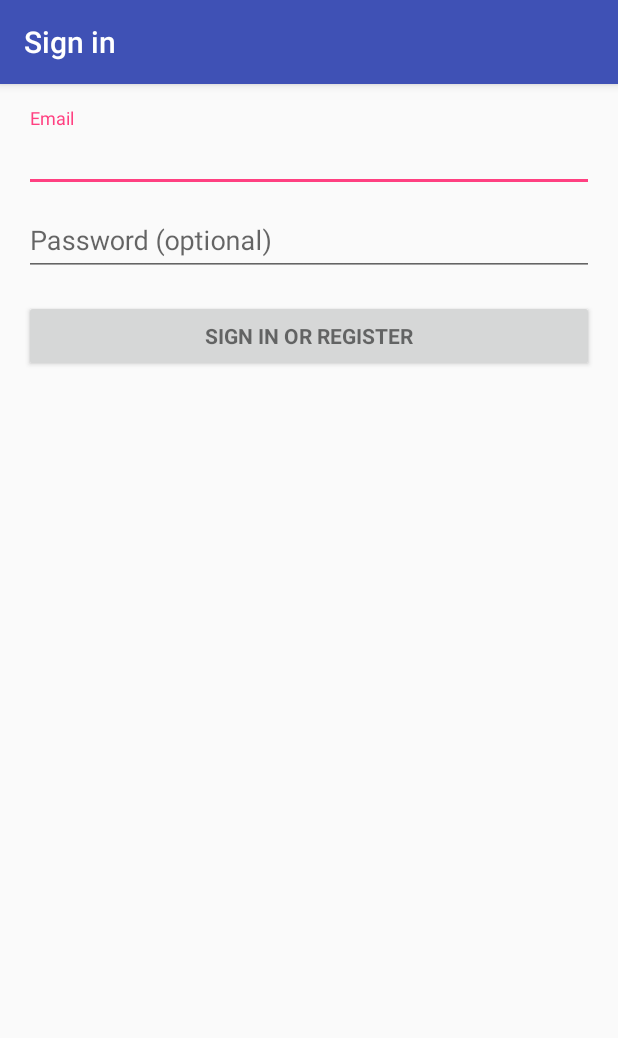
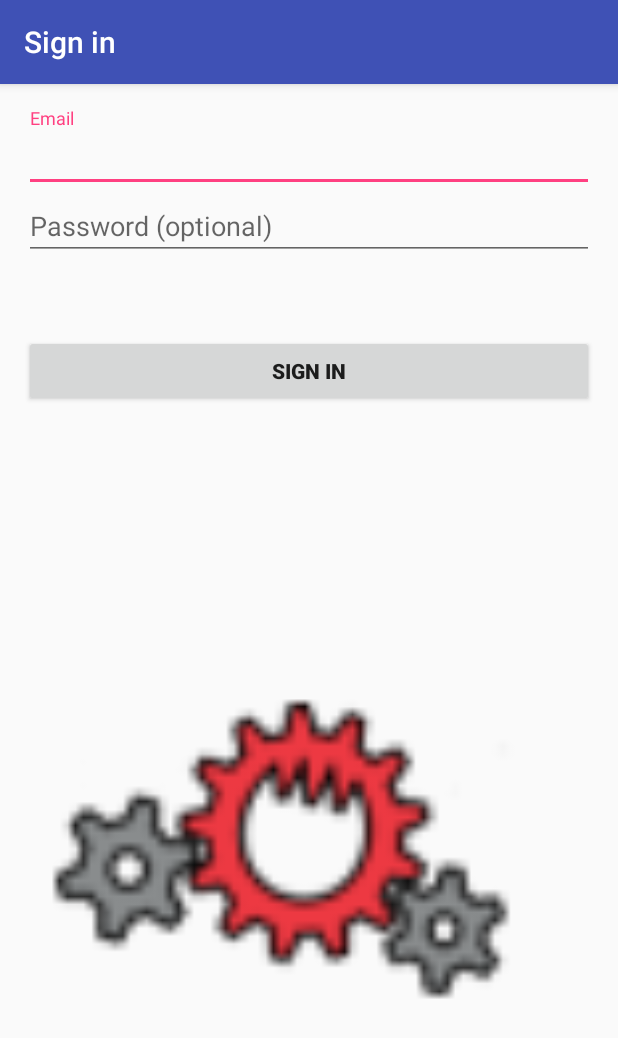
Before and after one commit to NBleuzen/Team-Spork-App, an Android app: the LoginActivity screen opened directly, with no data from a screen before it, on a phone screen of 412 x 824 dp. Shown: the top 1038 px of the screen. Run offline under Robolectric (Android 15) with nearby library versions, the phone set to English and light mode, and no system bars; 2 statements that could not run were skipped.

Commit message:
Login Screen
Format for login screen and Spork logo

```diff
--- a/SPORK-APP/app/src/main/res/layout/activity_login.xml
+++ b/SPORK-APP/app/src/main/res/layout/activity_login.xml
@@ -1,4 +1,5 @@
 <LinearLayout xmlns:android="http://schemas.android.com/apk/res/android"
+    xmlns:app="http://schemas.android.com/apk/res-auto"
     xmlns:tools="http://schemas.android.com/tools"
     android:layout_width="match_parent"
     android:layout_height="match_parent"
@@ -8,9 +9,11 @@
     android:paddingLeft="@dimen/activity_horizontal_margin"
     android:paddingRight="@dimen/activity_horizontal_margin"
     android:paddingTop="@dimen/activity_vertical_margin"
-    tools:context="com.example.a827548.sporkapp.LoginActivity">
+    tools:context="com.example.a827548.sporkapp.LoginActivity"
+    android:weightSum="1">
 
     <!-- Login progress -->
+
     <ProgressBar
         android:id="@+id/login_progress"
         style="?android:attr/progressBarStyleLarge"
@@ -22,13 +25,14 @@
     <ScrollView
         android:id="@+id/login_form"
         android:layout_width="match_parent"
-        android:layout_height="match_parent">
+        android:layout_height="215dp">
 
         <LinearLayout
             android:id="@+id/email_login_form"
             android:layout_width="match_parent"
             android:layout_height="wrap_content"
-            android:orientation="vertical">
+            android:orientation="vertical"
+            android:weightSum="1">
 
             <android.support.design.widget.TextInputLayout
                 android:layout_width="match_parent"
@@ -49,6 +53,8 @@
                 android:layout_width="match_parent"
                 android:layout_height="wrap_content">
 
+            </android.support.design.widget.TextInputLayout>
+
             <EditText
                 android:id="@+id/password"
                 android:layout_width="match_parent"
@@ -61,17 +67,24 @@
                 android:maxLines="1"
                 android:singleLine="true" />
 
-            </android.support.design.widget.TextInputLayout>
-
             <Button
                 android:id="@+id/email_sign_in_button"
-                style="?android:textAppearanceSmall"
+                style="@style/Widget.AppCompat.Button"
                 android:layout_width="match_parent"
                 android:layout_height="wrap_content"
-                android:layout_marginTop="16dp"
-                android:text="@string/action_sign_in"
+                android:layout_marginTop="50dp"
+                android:layout_weight="4.71"
+                android:text="@string/action_sign_in_short"
                 android:textStyle="bold" />
 
         </LinearLayout>
     </ScrollView>
+
+    <ImageView
+        android:id="@+id/imageView5"
+        android:layout_width="match_parent"
+        android:layout_height="wrap_content"
+        android:layout_weight="1.09"
+        app:srcCompat="@mipmap/sporklogo" />
+
 </LinearLayout>
```
Also changed, not shown: SPORK-APP/app/src/main/res/mipmap-hdpi/sporklogo.png (added), SPORK-APP/app/src/main/res/mipmap-mdpi/sporklogo.png (added), SPORK-APP/app/src/main/res/mipmap-xhdpi/sporklogo.png (added), SPORK-APP/app/src/main/res/mipmap-xxhdpi/sporklogo.png (added), SPORK-APP/app/src/main/res/mipmap-xxxhdpi/sporklogo.png (added), SPORK-APP/app/src/main/spork-web.png (added), SPORK-APP/app/src/main/sporklogo-web.png (added). Lines whose indentation alone changed are shown as unchanged.
